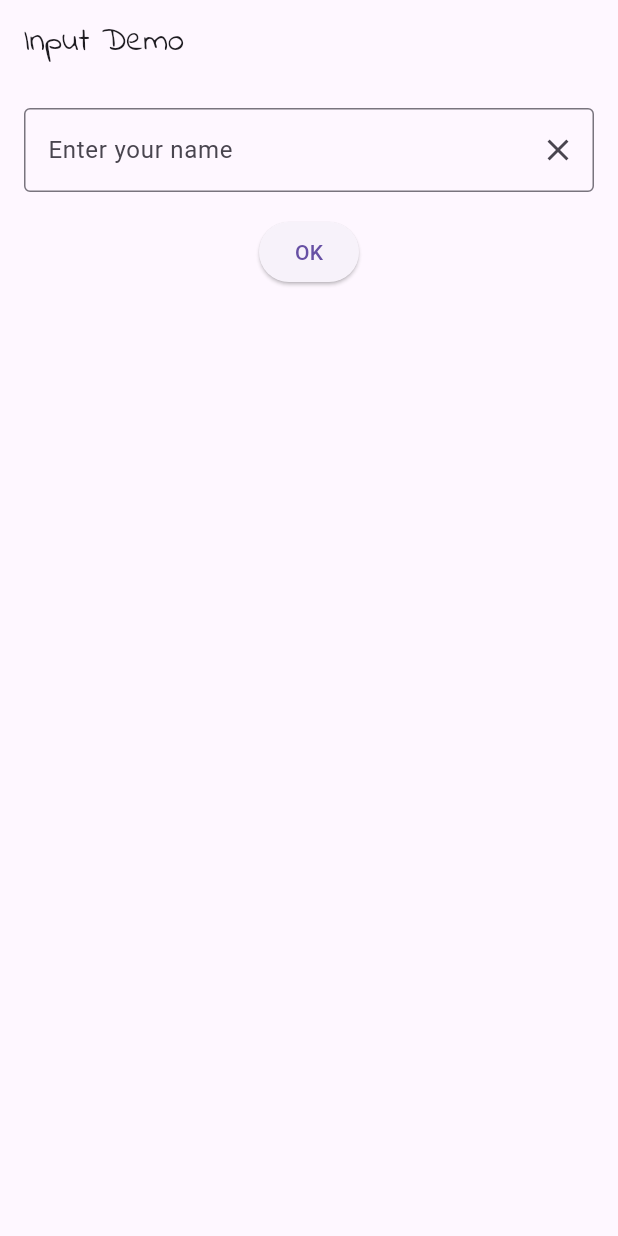
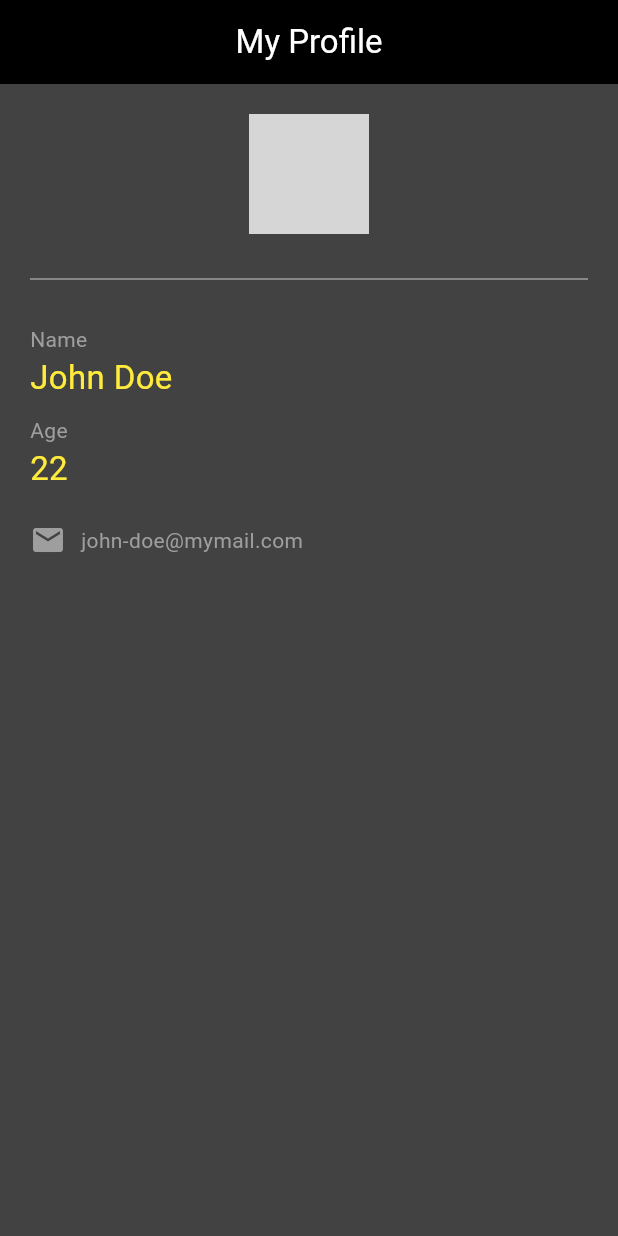
Before and after one commit to 6631501092/flutter_course, a Flutter app: the screen it shows after launch, on a phone screen of 412 x 824 dp. Run offline on Flutter 3.47's test engine with Material 3 defaults, Android fonts, the phone set to English and light mode, and no system bars; network calls fail; grey boxes are pictures that could not be loaded.

Commit message:
New single , multiple and design

```diff
--- a/lib/main.dart
+++ b/lib/main.dart
@@ -1,6 +1,6 @@
 import 'package:flutter/material.dart';
-import 'package:flutter_application/week4/input_demo.dart';
+import 'package:flutter_application/week5/design2.dart';
 
 void main() {
-  runApp(MaterialApp(home: InputDemo()));
+  runApp(MaterialApp(home: Design2()));
 }
--- /dev/null
+++ b/lib/week5/design2.dart
@@ -0,0 +1,54 @@
+import 'package:flutter/material.dart';
+
+class Design2 extends StatelessWidget {
+  const Design2({super.key});
+
+  @override
+  Widget build(BuildContext context) {
+    return Scaffold(
+      backgroundColor: Colors.grey[800],
+      appBar: AppBar(
+        title: const Text('My Profile', style: TextStyle(color: Colors.white)),
+        centerTitle: true,
+        backgroundColor: Colors.black,
+      ),
+      body: const Padding(
+        padding: EdgeInsets.all(20.0),
+        child: Column(
+          crossAxisAlignment: CrossAxisAlignment.start,
+          children: [
+            Center(
+              child: CircleAvatar(
+                backgroundColor: Colors.blue,
+                backgroundImage: NetworkImage(
+                  'https://icons.iconarchive.com/icons/diversity-avatars/avatars/512/batman-icon.png',
+                ),
+                radius: 40,
+              ),
+            ),
+            Divider(color: Colors.grey, height: 60),
+            Text('Name', style: TextStyle(color: Colors.grey)),
+            Text(
+              'John Doe',
+              style: TextStyle(color: Colors.yellow, fontSize: 22),
+            ),
+            SizedBox(height: 10),
+            Text('Age', style: TextStyle(color: Colors.grey)),
+            Text('22', style: TextStyle(color: Colors.yellow, fontSize: 22)),
+            SizedBox(height: 20),
+            Row(
+              children: [
+                Icon(Icons.mail, color: Colors.grey),
+                SizedBox(width: 10),
+                Text(
+                  'john-doe@mymail.com',
+                  style: TextStyle(color: Colors.grey),
+                ),
+              ],
+            ),
+          ],
+        ),
+      ),
+    );
+  }
+}
```
Also changed, not shown: lib/week5/design1.dart (added, +30 -0 lines), lib/week5/multiple_child_demo.dart (added, +22 -0 lines), lib/week5/multiple_child_demo2.dart (added, +41 -0 lines), lib/week5/single_child_demo.dart (added, +23 -0 lines).
